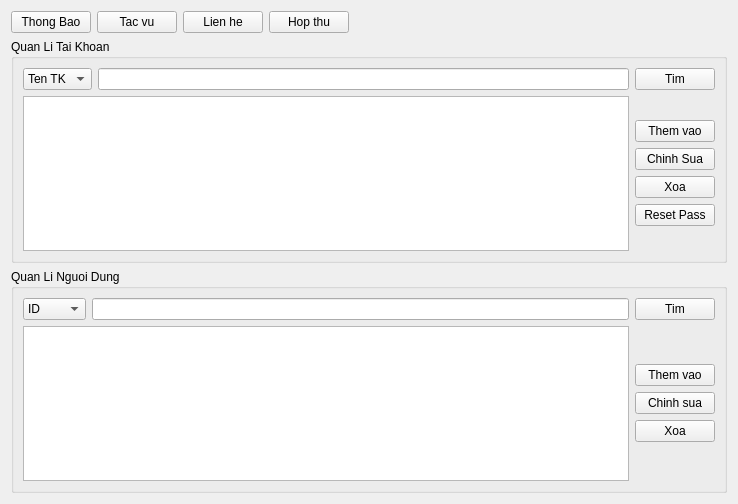
Before: the Qt Designer form Qt GUI/LIBPRO/admin.ui in quocanh1897/LibraryPro---Qt-app, drawn with Qt 5.
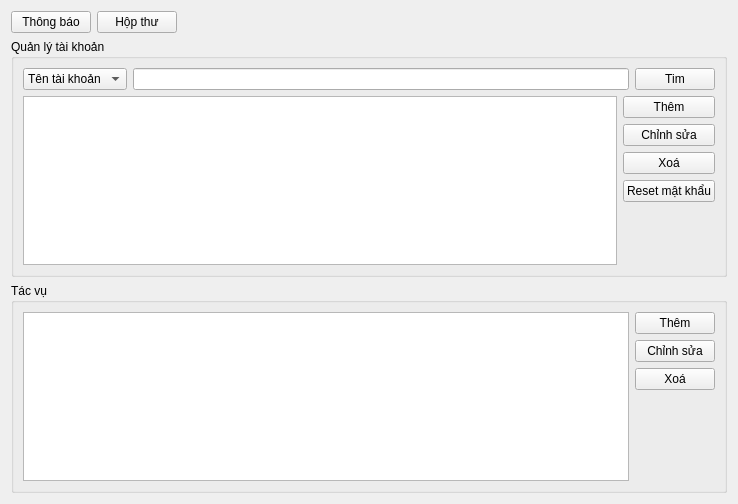
After: the same form once the commit is applied.

Commit message: update mainwindow, chuc nang tim o admin

```diff
--- a/Qt GUI/LIBPRO/admin.ui
+++ b/Qt GUI/LIBPRO/admin.ui
@@ -22,28 +22,14 @@
      <item>
       <widget class="QPushButton" name="pushButton_12">
        <property name="text">
-        <string>Thong Bao</string>
-       </property>
-      </widget>
-     </item>
-     <item>
-      <widget class="QPushButton" name="pushButton_13">
-       <property name="text">
-        <string>Tac vu</string>
-       </property>
-      </widget>
-     </item>
-     <item>
-      <widget class="QPushButton" name="pushButton_10">
-       <property name="text">
-        <string>Lien he</string>
+        <string>Thông báo</string>
        </property>
       </widget>
      </item>
      <item>
       <widget class="QPushButton" name="pushButton_11">
        <property name="text">
-        <string>Hop thu</string>
+        <string>Hộp thư</string>
        </property>
       </widget>
      </item>
@@ -65,26 +51,31 @@
    <item>
     <widget class="QGroupBox" name="groupBox_2">
      <property name="title">
-      <string>Quan Li Tai Khoan</string>
+      <string>Quản lý tài khoản</string>
      </property>
      <layout class="QVBoxLayout" name="verticalLayout_6">
       <item>
-       <layout class="QHBoxLayout" name="horizontalLayout_3">
+       <layout class="QHBoxLayout" name="horizontalLayout_3" stretch="2,11,1">
         <item>
          <widget class="QComboBox" name="comboBox_2">
           <item>
            <property name="text">
-            <string>Ten TK</string>
+            <string>Tên tài khoản</string>
            </property>
           </item>
           <item>
            <property name="text">
-            <string>Vai tro</string>
+            <string>Người dùng</string>
            </property>
           </item>
           <item>
            <property name="text">
-            <string>User</string>
+            <string>CMND/MSSV</string>
+           </property>
+          </item>
+          <item>
+           <property name="text">
+            <string>Vai trò</string>
            </property>
           </item>
          </widget>
@@ -110,44 +101,31 @@
           </item>
           <item>
            <layout class="QVBoxLayout" name="verticalLayout_4">
-            <item>
-             <spacer name="verticalSpacer_4">
-              <property name="orientation">
-               <enum>Qt::Vertical</enum>
-              </property>
-              <property name="sizeHint" stdset="0">
-               <size>
-                <width>20</width>
-                <height>40</height>
-               </size>
-              </property>
-             </spacer>
-            </item>
             <item>
              <widget class="QPushButton" name="pushButton_8">
               <property name="text">
-               <string>Them vao</string>
+               <string>Thêm</string>
               </property>
              </widget>
             </item>
             <item>
              <widget class="QPushButton" name="pushButton_6">
               <property name="text">
-               <string>Chinh Sua</string>
+               <string>Chỉnh sửa</string>
               </property>
              </widget>
             </item>
             <item>
              <widget class="QPushButton" name="pushButton_9">
               <property name="text">
-               <string>Xoa</string>
+               <string>Xoá</string>
               </property>
              </widget>
             </item>
             <item>
              <widget class="QPushButton" name="pushButton_7">
               <property name="text">
-               <string>Reset Pass</string>
+               <string>Reset mật khẩu</string>
               </property>
              </widget>
             </item>
@@ -176,43 +154,13 @@
    <item>
     <widget class="QGroupBox" name="groupBox">
      <property name="title">
-      <string>Quan Li Nguoi Dung</string>
+      <string>Tác vụ</string>
      </property>
      <layout class="QVBoxLayout" name="verticalLayout_3">
       <item>
        <layout class="QVBoxLayout" name="verticalLayout_2">
         <item>
-         <layout class="QHBoxLayout" name="horizontalLayout">
-          <item>
-           <widget class="QComboBox" name="comboBox">
-            <item>
-             <property name="text">
-              <string>ID</string>
-             </property>
-            </item>
-            <item>
-             <property name="text">
-              <string>PIN</string>
-             </property>
-            </item>
-            <item>
-             <property name="text">
-              <string>Name</string>
-             </property>
-            </item>
-           </widget>
-          </item>
-          <item>
-           <widget class="QLineEdit" name="lineEdit"/>
-          </item>
-          <item>
-           <widget class="QPushButton" name="pushButton">
-            <property name="text">
-             <string>Tim</string>
-            </property>
-           </widget>
-          </item>
-         </layout>
+         <layout class="QHBoxLayout" name="horizontalLayout" stretch=""/>
         </item>
         <item>
          <layout class="QHBoxLayout" name="horizontalLayout_2">
@@ -221,37 +169,24 @@
           </item>
           <item>
            <layout class="QVBoxLayout" name="verticalLayout">
-            <item>
-             <spacer name="verticalSpacer_2">
-              <property name="orientation">
-               <enum>Qt::Vertical</enum>
-              </property>
-              <property name="sizeHint" stdset="0">
-               <size>
-                <width>20</width>
-                <height>40</height>
-               </size>
-              </property>
-             </spacer>
-            </item>
             <item>
              <widget class="QPushButton" name="pushButton_2">
               <property name="text">
-               <string>Them vao</string>
+               <string>Thêm</string>
               </property>
              </widget>
             </item>
             <item>
              <widget class="QPushButton" name="pushButton_3">
               <property name="text">
-               <string>Chinh sua</string>
+               <string>Chỉnh sửa</string>
               </property>
              </widget>
             </item>
             <item>
              <widget class="QPushButton" name="pushButton_4">
               <property name="text">
-               <string>Xoa</string>
+               <string>Xoá</string>
               </property>
              </widget>
             </item>
@@ -262,8 +197,8 @@
               </property>
               <property name="sizeHint" stdset="0">
                <size>
-                <width>20</width>
-                <height>40</height>
+                <width>17</width>
+                <height>21</height>
                </size>
               </property>
              </spacer>
```
The commit also changes 15 other files.
